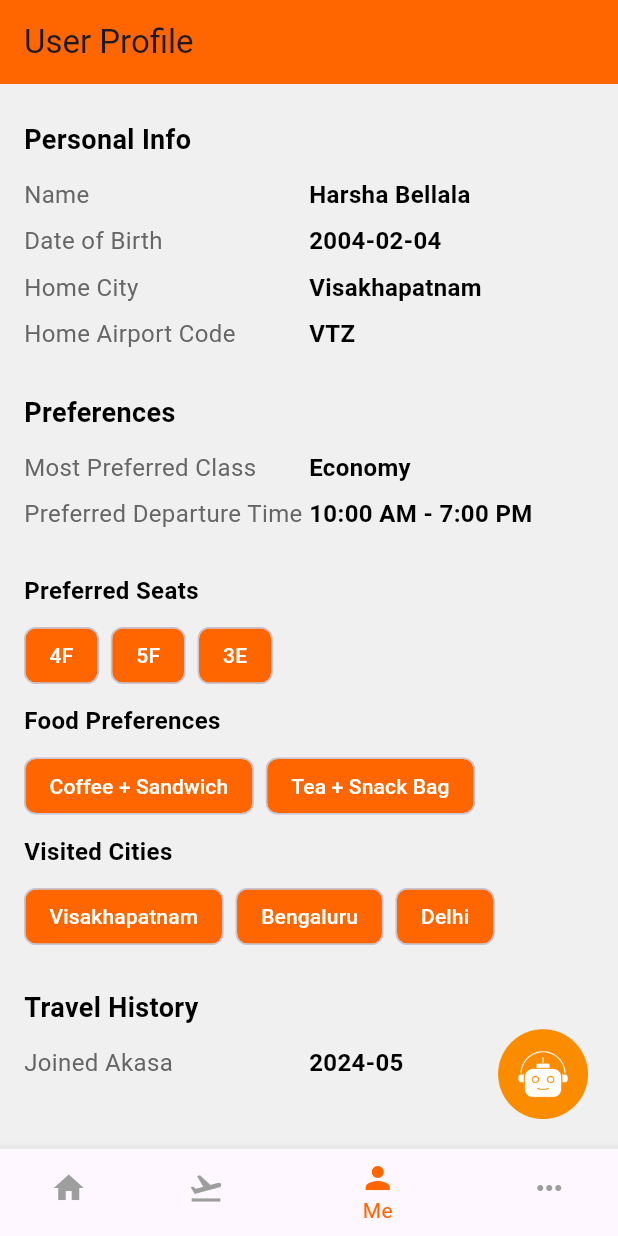
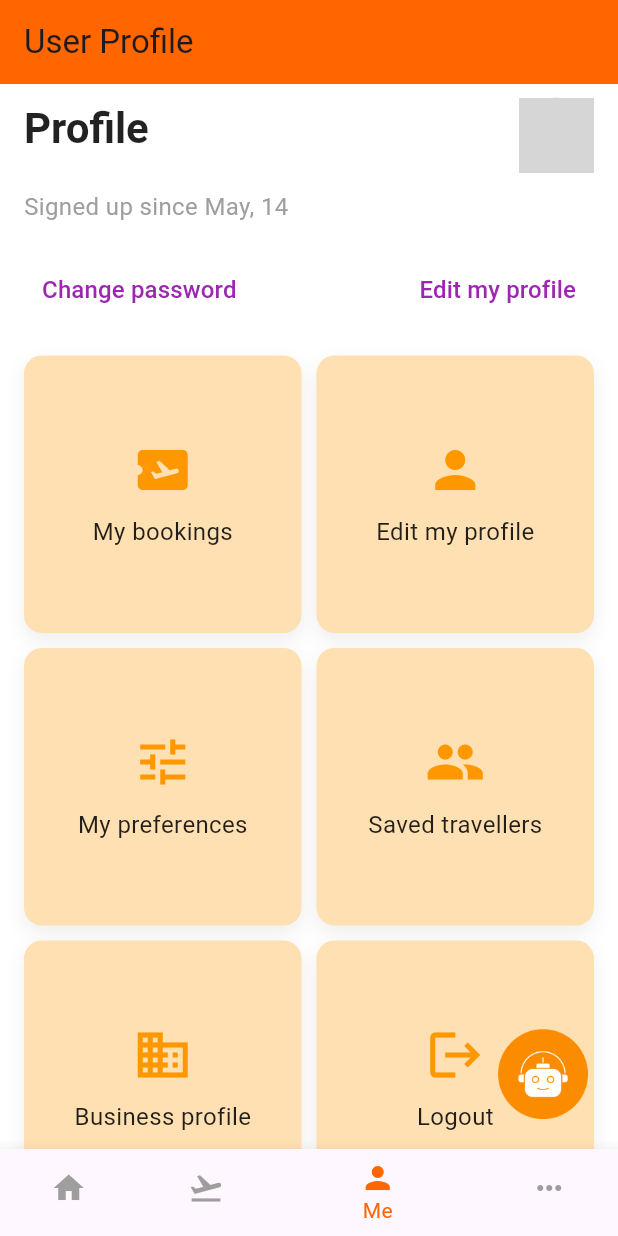
Before and after one commit to vamsikrishnaperuri/Akasa-air, a Flutter app: the screen it shows after launch, item 3 of the bottom bar chosen, on a phone screen of 412 x 824 dp. Run offline on Flutter 3.47's test engine with Material 3 defaults, Android fonts, the phone set to English and light mode, and no system bars; our stand-ins replace lottie; grey boxes are pictures that could not be loaded.

Commit message:
profile updated

```diff
--- a/lib/main.dart
+++ b/lib/main.dart
@@ -1,6 +1,7 @@
 import 'package:flutter/material.dart';
 import 'package:lottie/lottie.dart';
 import 'package:scheme/splash%20screen.dart';
+import 'EditProfile.dart';
 import 'chatbot.dart';  // Make sure to define this file properly
 import 'userprofile.dart';  // Make sure to define this file properly
 
@@ -198,14 +199,10 @@ class BookingPage extends StatelessWidget {
   const BookingPage({super.key});
 
   @override
-  Widget build(BuildContext context) {
-    return Center(
-      child: Text(
-        'Booking Page Content',
-        style: TextStyle(fontSize: 24),
-      ),
-    );
+  Widget build(BuildContext context){
+    return Scaffold();
   }
+
 }
 
 // Profile Page
@@ -213,52 +210,136 @@ class BookingPage extends StatelessWidget {
 class ProfilePage extends StatelessWidget {
   ProfilePage({super.key});
 
-  final Map<String, dynamic> userData = {
-    "name": "Harsha Bellala",
-    "date_of_birth": "2004-02-04",
-    "home_city": "Visakhapatnam",
-    "home_airport_code": "VTZ",
-    "most_preferred_class": "Economy",
-    "visited_cities": [
-      {"city_code": "VTZ", "city_name": "Visakhapatnam"},
-      {"city_code": "BLR", "city_name": "Bengaluru"},
-      {"city_code": "DEL", "city_name": "Delhi"}
-    ],
-    "preferred_seats": ["4F", "5F", "3E"],
-    "preferred_departure_time": {"start": "10:00 AM", "end": "7:00 PM"},
-    "food_preferences": ["Coffee + Sandwich", "Tea + Snack Bag"],
-    "joined_akasa": "2024-05"
-  };
-
   @override
   Widget build(BuildContext context) {
     return Scaffold(
-      backgroundColor: const Color(0xFFF0F0F0), // Light Grey background
-      body: SingleChildScrollView( // Make the body scrollable
+      backgroundColor: Colors.white,
+      appBar: AppBar(
+        backgroundColor: Colors.white,
+        elevation: 0,
+        toolbarHeight: 60, // Adds height to AppBar for better alignment
+        automaticallyImplyLeading: false, // Remove default back button
+        title: Text(
+          'Profile',
+          style: TextStyle(
+            fontSize: 28,
+            fontWeight: FontWeight.bold,
+            color: Colors.black87,
+          ),
+        ),
+        actions: [
+          Padding(
+            padding: const EdgeInsets.only(right: 16.0, top: 8.0),
+            child: GestureDetector(
+              onTap: () {
+                // Add your action for profile click (like opening a profile edit screen)
+              },
+              child: CircleAvatar(
+                radius: 25,
+                backgroundImage: const AssetImage('lib/images/user_profilelogog.png'), // Profile image
+                backgroundColor: Colors.orange.shade100, // Fallback color
+              ),
+            ),
+          ),
+        ],
+      ),
+      body: SingleChildScrollView(
         child: Padding(
-          padding: const EdgeInsets.all(16.0),
+          padding: const EdgeInsets.symmetric(horizontal: 16.0),
           child: Column(
             crossAxisAlignment: CrossAxisAlignment.start,
             children: [
-              _buildHeader('Personal Info'),
-              _buildUserInfoRow('Name', userData['name']),
-              _buildUserInfoRow('Date of Birth', userData['date_of_birth']),
-              _buildUserInfoRow('Home City', userData['home_city']),
-              _buildUserInfoRow('Home Airport Code', userData['home_airport_code']),
-              const SizedBox(height: 16),
-              _buildHeader('Preferences'),
-              _buildUserInfoRow('Most Preferred Class', userData['most_preferred_class']),
-              _buildUserInfoRow(
-                  'Preferred Departure Time',
-                  '${userData['preferred_departure_time']['start']} - ${userData['preferred_departure_time']['end']}'
+              SizedBox(height: 10),
+              Text(
+                'Signed up since May, 14',
+                style: TextStyle(
+                  fontSize: 16,
+                  color: Colors.grey,
+                ),
               ),
-              const SizedBox(height: 16),
-              _buildChipSection('Preferred Seats', userData['preferred_seats']),
-              _buildChipSection('Food Preferences', userData['food_preferences']),
-              _buildChipSection('Visited Cities', _getVisitedCities(userData['visited_cities'])),
-              const SizedBox(height: 16),
-              _buildHeader('Travel History'),
-              _buildUserInfoRow('Joined Akasa', userData['joined_akasa']),
+              SizedBox(height: 20),
+
+              Row(
+                mainAxisAlignment: MainAxisAlignment.spaceBetween,
+                children: [
+                  customTextButton('Change password'),
+
+                  // Navigate to the Edit Profile Page when clicked
+                  TextButton(
+                    onPressed: () {
+                      // Navigate to EditProfilePage
+                      Navigator.push(
+                        context,
+                        MaterialPageRoute(builder: (context) => EditProfilePage()),
+                      );
+                    },
+                    child: const Text(
+                      'Edit my profile',
+                      style: TextStyle(color: Colors.purple, fontSize: 16),
+                    ),
+                  ),
+                ],
+              ),
+              SizedBox(height: 20),
+
+              GridView.count(
+                crossAxisCount: 2,
+                crossAxisSpacing: 10,
+                mainAxisSpacing: 10,
+                shrinkWrap: true,
+                physics: NeverScrollableScrollPhysics(),
+                children: [
+                  profileOption(Icons.airplane_ticket, 'My bookings'),
+                  profileOption(Icons.person, 'Edit my profile'),
+                  profileOption(Icons.tune, 'My preferences'),
+                  profileOption(Icons.group, 'Saved travellers'),
+                  profileOption(Icons.business, 'Business profile'),
+                  profileOption(Icons.logout, 'Logout'),
+                ],
+              ),
+              SizedBox(height: 20),
+
+              Divider(thickness: 1, color: Colors.grey.shade300),
+              SizedBox(height: 10),
+              Text(
+                'Follow us on social media',
+                style: TextStyle(
+                  fontSize: 18,
+                  fontWeight: FontWeight.bold,
+                  color: Colors.black87,
+                ),
+              ),
+              SizedBox(height: 10),
+              Row(
+                mainAxisAlignment: MainAxisAlignment.spaceEvenly,
+                children: [
+                  socialMediaIcon(Icons.facebook, Colors.orange),
+                  socialMediaIcon(Icons.linked_camera, Colors.orange),
+                  socialMediaIcon(Icons.video_collection, Colors.orange),
+                  socialMediaIcon(Icons.image, Colors.orange),
+                  socialMediaIcon(Icons.business, Colors.orange),
+                ],
+              ),
+              SizedBox(height: 30),
+
+              Divider(thickness: 1, color: Colors.grey.shade300),
+              SizedBox(height: 10),
+              Row(
+                mainAxisAlignment: MainAxisAlignment.spaceAround,
+                children: [
+                  TextButton.icon(
+                    onPressed: () {},
+                    icon: Icon(Icons.call, color: Colors.black),
+                    label: Text('Call us', style: TextStyle(color: Colors.black)),
+                  ),
+                  TextButton.icon(
+                    onPressed: () {},
+                    icon: Icon(Icons.help, color: Colors.black),
+                    label: Text('FAQs', style: TextStyle(color: Colors.black)),
+                  ),
+                ],
+              ),
+              SizedBox(height: 30),
             ],
           ),
         ),
@@ -266,86 +347,52 @@ class ProfilePage extends StatelessWidget {
     );
   }
 
-  Widget _buildHeader(String title) {
-    return Padding(
-      padding: const EdgeInsets.symmetric(vertical: 8.0),
+  Widget customTextButton(String text) {
+    return TextButton(
+      onPressed: () {},
       child: Text(
-        title,
-        style: const TextStyle(
-          fontWeight: FontWeight.bold,
-          fontSize: 18,
-          color: Color(0xFF000000), // Black/Dark Grey for headers
-        ),
+        text,
+        style: TextStyle(color: Colors.purple, fontSize: 16),
       ),
     );
   }
 
-  Widget _buildUserInfoRow(String title, String value) {
-    return Padding(
-      padding: const EdgeInsets.symmetric(vertical: 4.0),
-      child: Row(
-        mainAxisAlignment: MainAxisAlignment.spaceBetween,
+  Widget profileOption(IconData icon, String label) {
+    return Container(
+      decoration: BoxDecoration(
+        color: Colors.orange.shade100,
+        borderRadius: BorderRadius.circular(12),
+        boxShadow: [
+          BoxShadow(
+            color: Colors.grey.shade200,
+            blurRadius: 10,
+            offset: Offset(0, 5),
+          ),
+        ],
+      ),
+      child: Column(
+        mainAxisAlignment: MainAxisAlignment.center,
         children: [
-          Expanded(
-            child: Text(
-              title,
-              style: const TextStyle(
-                color: Color(0xFF666666), // Grey for subtext
-                fontSize: 16,
-                fontWeight: FontWeight.w400,
-              ),
-            ),
-          ),
-          Expanded(
-            child: Text(
-              value,
-              style: const TextStyle(
-                color: Color(0xFF000000), // Black/Dark Grey for primary text
-                fontSize: 16,
-                fontWeight: FontWeight.w600,
-              ),
-              overflow: TextOverflow.ellipsis, // Handle overflow gracefully
-            ),
+          Icon(icon, color: Colors.orange, size: 40),
+          SizedBox(height: 10),
+          Text(
+            label,
+            style: TextStyle(fontSize: 16, color: Colors.black87),
           ),
         ],
       ),
     );
   }
 
-  Widget _buildChipSection(String title, List<String> items) {
-    return Column(
-      crossAxisAlignment: CrossAxisAlignment.start,
-      children: [
-        Padding(
-          padding: const EdgeInsets.symmetric(vertical: 8.0),
-          child: Text(
-            title,
-            style: const TextStyle(
-              fontWeight: FontWeight.bold,
-              fontSize: 16,
-              color: Color(0xFF000000), // Black/Dark Grey for headers
-            ),
-          ),
-        ),
-        Wrap(
-          spacing: 8.0,
-          runSpacing: 4.0,
-          children: items.map((item) {
-            return Chip(
-              label: Text(
-                item,
-                style: const TextStyle(color: Color(0xFFFFFFFF)), // White text color
-              ),
-              backgroundColor: const Color(0xFFFF6600), // Orange for chips
-            );
-          }).toList(),
-        ),
-      ],
+  Widget socialMediaIcon(IconData icon, Color color) {
+    return Container(
+      padding: EdgeInsets.all(10),
+      decoration: BoxDecoration(
+        color: Colors.orange.shade100,
+        shape: BoxShape.circle,
+      ),
+      child: Icon(icon, color: color, size: 30),
     );
-  }
-
-  List<String> _getVisitedCities(List<Map<String, dynamic>> visitedCities) {
-    return visitedCities.map((city) => city['city_name'].toString()).toList();
   }
 }
 
--- a/pubspec.yaml
+++ b/pubspec.yaml
@@ -37,6 +37,7 @@ dependencies:
   cupertino_icons: ^1.0.6
   lottie: ^2.7.0
   intl: ^0.17.0
+  webview_flutter: ^4.2.1
 
 dev_dependencies:
   flutter_test:
```
Also changed, not shown: pubspec.lock.
